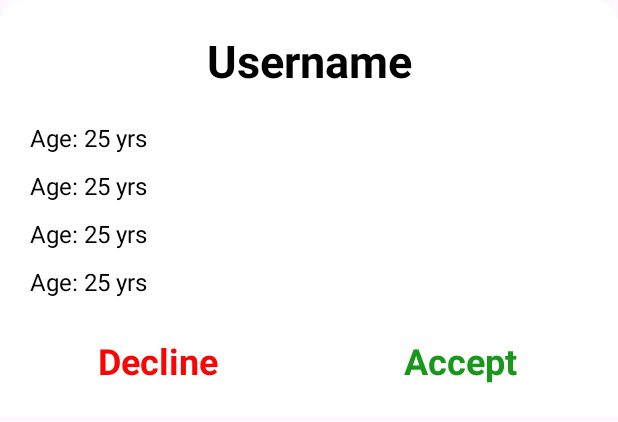
After one commit to SahilJain8872/Matrimonial-App, an Android app: the layout fragment_user_bottom_sheet.xml on its own in the app's theme, with its tools: preview values and no code run, on a phone screen of 412 x 824 dp. The commit adds this screen. Shown: the top 422 px of the screen. Run offline under Robolectric (Android 15) with nearby library versions, the phone set to English and light mode, and no system bars.

Commit message:
added bottomsheet to display more details and accept/decline

```diff
--- a/app/src/main/java/com/example/matrimonialapp/MainAdapter.kt
+++ b/app/src/main/java/com/example/matrimonialapp/MainAdapter.kt
@@ -13,7 +13,9 @@ import com.bumptech.glide.request.RequestOptions
 import com.example.matrimonialapp.network.Model
 
 
-class MainAdapter : RecyclerView.Adapter<MainAdapter.MainViewHolder>() {
+class MainAdapter(
+    val onCardClick: (user: Model.Users.Results)-> Unit
+) : RecyclerView.Adapter<MainAdapter.MainViewHolder>() {
 
     private var data: ArrayList<Model.Users.Results> = ArrayList()
 
@@ -42,7 +44,7 @@ class MainAdapter : RecyclerView.Adapter<MainAdapter.MainViewHolder>() {
         init {
             itemView.setOnClickListener {
                 if (adapterPosition == RecyclerView.NO_POSITION) return@setOnClickListener
-//                onCardlessBankSelect.invoke(data[adapterPosition])
+                onCardClick.invoke(data[adapterPosition])
             }
         }
 
--- /dev/null
+++ b/app/src/main/java/com/example/matrimonialapp/UserBottomSheet.kt
@@ -0,0 +1,43 @@
+package com.example.matrimonialapp
+
+import android.annotation.SuppressLint
+import android.os.Bundle
+import android.view.LayoutInflater
+import android.view.View
+import android.view.ViewGroup
+import android.widget.TextView
+import com.example.matrimonialapp.network.Model
+import com.google.android.material.bottomsheet.BottomSheetDialogFragment
+
+class UserBottomSheet(val users: Model.Users.Results) : BottomSheetDialogFragment() {
+
+    @SuppressLint("SetTextI18n")
+    override fun onViewCreated(view: View, savedInstanceState: Bundle?) {
+        super.onViewCreated(view, savedInstanceState)
+
+        view.findViewById<TextView>(R.id.tvUsername).apply {
+            text = "${users.name?.first ?: ""} ${users.name?.last ?: ""}"
+        }
+
+        view.findViewById<TextView>(R.id.tvAge).apply {
+            text = "Age: ${users.dob?.age}"
+        }
+        view.findViewById<TextView>(R.id.tvGender).apply {
+            text = "Gender: ${users.gender}"
+        }
+        view.findViewById<TextView>(R.id.tvAddress).apply {
+            text = "Address: ${users.location?.city ?: ""}, ${users.location?.state}, ${users.location?.country ?: ""}, ${users.location?.postcode}"
+        }
+        view.findViewById<TextView>(R.id.tvEmail).apply {
+            text = "Email: ${users.email}"
+        }
+    }
+
+    override fun onCreateView(
+        inflater: LayoutInflater, container: ViewGroup?,
+        savedInstanceState: Bundle?
+    ): View? {
+        return inflater.inflate(R.layout.fragment_user_bottom_sheet, container, false)
+    }
+
+}
--- a/app/src/main/java/com/example/matrimonialapp/activity/MainActivity.kt
+++ b/app/src/main/java/com/example/matrimonialapp/activity/MainActivity.kt
@@ -9,6 +9,8 @@ import androidx.recyclerview.widget.RecyclerView
 import com.example.matrimonialapp.MainAdapter
 import com.example.matrimonialapp.R
 import com.example.matrimonialapp.Response
+import com.example.matrimonialapp.UserBottomSheet
+import com.example.matrimonialapp.network.Model
 import com.example.matrimonialapp.viewmodel.MainViewModel
 
 class MainActivity : AppCompatActivity() {
@@ -21,7 +23,9 @@ class MainActivity : AppCompatActivity() {
         setContentView(R.layout.activity_main)
 
         viewModel = ViewModelProvider(this)[MainViewModel::class.java]
-        mainAdapter = MainAdapter()
+        mainAdapter = MainAdapter { user ->
+            showBottomSheet(user)
+        }
         findViewById<RecyclerView>(R.id.rvUsers).apply {
             layoutManager = LinearLayoutManager(this@MainActivity)
             adapter = mainAdapter
@@ -48,4 +52,7 @@ class MainActivity : AppCompatActivity() {
             }
         })
     }
+    private fun showBottomSheet(user: Model.Users.Results){
+        UserBottomSheet(user).show(supportFragmentManager, "bottom")
+    }
 }
--- /dev/null
+++ b/app/src/main/res/drawable/rounded_bottom_sheet.xml
@@ -0,0 +1,9 @@
+<?xml version="1.0" encoding="utf-8"?>
+<shape xmlns:android="http://schemas.android.com/apk/res/android"
+    android:shape="rectangle">
+    <solid android:color="@android:color/white" />
+    <corners
+        android:topLeftRadius="16dp"
+        android:topRightRadius="16dp" />
+
+</shape>
--- /dev/null
+++ b/app/src/main/res/layout/fragment_user_bottom_sheet.xml
@@ -0,0 +1,116 @@
+<?xml version="1.0" encoding="utf-8"?>
+<androidx.constraintlayout.widget.ConstraintLayout xmlns:android="http://schemas.android.com/apk/res/android"
+    xmlns:tools="http://schemas.android.com/tools"
+    android:layout_width="match_parent"
+    android:layout_height="wrap_content"
+    android:paddingTop="20dp"
+    android:paddingBottom="5dp"
+    xmlns:app="http://schemas.android.com/apk/res-auto"
+    android:background="@drawable/rounded_bottom_sheet">
+
+    <TextView
+        android:id="@+id/tvUsername"
+        android:layout_width="match_parent"
+        android:layout_height="match_parent"
+        tools:text="Username"
+        android:textSize="30sp"
+        android:textColor="@color/black"
+        android:textStyle="bold"
+        android:gravity="center"
+        android:maxLines="1"
+        android:ellipsize="end"
+        android:paddingHorizontal="16dp"
+        app:layout_constraintEnd_toEndOf="parent"
+        app:layout_constraintStart_toStartOf="parent"
+        />
+
+    <TextView
+        android:id="@+id/tvAge"
+        android:layout_width="match_parent"
+        android:layout_height="wrap_content"
+        android:layout_marginTop="20dp"
+        android:layout_marginStart="20sp"
+        android:textColor="@color/black"
+        android:textSize="16sp"
+        app:layout_constraintStart_toStartOf="parent"
+        app:layout_constraintTop_toBottomOf="@+id/tvUsername"
+        android:text="Age: 25 yrs"
+        />
+
+    <TextView
+        android:id="@+id/tvGender"
+        android:layout_width="match_parent"
+        android:layout_height="wrap_content"
+        android:layout_marginTop="10dp"
+        android:layout_marginStart="20sp"
+        android:textColor="@color/black"
+        android:textSize="16sp"
+        app:layout_constraintStart_toStartOf="parent"
+        app:layout_constraintTop_toBottomOf="@+id/tvAge"
+        android:text="Age: 25 yrs"
+        />
+
+    <TextView
+        android:id="@+id/tvAddress"
+        android:layout_width="match_parent"
+        android:layout_height="wrap_content"
+        android:layout_marginTop="10dp"
+        android:layout_marginStart="20sp"
+        android:textColor="@color/black"
+        android:textSize="16sp"
+        android:maxLines="1"
+        android:ellipsize="end"
+        app:layout_constraintStart_toStartOf="parent"
+        app:layout_constraintTop_toBottomOf="@+id/tvGender"
+        android:text="Age: 25 yrs"
+        />
+
+    <TextView
+        android:id="@+id/tvEmail"
+        android:layout_width="match_parent"
+        android:layout_height="wrap_content"
+        android:layout_marginTop="10dp"
+        android:layout_marginStart="20sp"
+        android:textColor="@color/black"
+        android:textSize="16sp"
+        app:layout_constraintStart_toStartOf="parent"
+        app:layout_constraintTop_toBottomOf="@+id/tvAddress"
+        android:text="Age: 25 yrs"
+        />
+
+    <TextView
+        android:id="@+id/tvDecline"
+        android:layout_width="0dp"
+        android:layout_height="64dp"
+        android:text="@string/decline"
+        android:textSize="24sp"
+        android:gravity="center"
+        android:layout_marginTop="10dp"
+        android:textColor="@color/red"
+        android:layout_marginStart="10dp"
+        android:layout_marginEnd="5dp"
+        android:textStyle="bold"
+        app:layout_constraintStart_toStartOf="parent"
+        app:layout_constraintEnd_toStartOf="@+id/tvAccept"
+        app:layout_constraintTop_toBottomOf="@+id/tvEmail"
+        />
+
+    <TextView
+        android:id="@+id/tvAccept"
+        android:layout_width="0dp"
+        android:layout_height="64dp"
+        android:text="@string/accept"
+        android:textSize="24sp"
+        android:gravity="center"
+        android:textColor="@color/green"
+        android:layout_marginStart="5dp"
+        android:layout_marginEnd="10dp"
+        android:layout_marginTop="10dp"
+        android:textStyle="bold"
+        app:layout_constraintTop_toBottomOf="@id/tvEmail"
+        app:layout_constraintStart_toEndOf="@+id/tvDecline"
+        app:layout_constraintEnd_toEndOf="parent"
+        />
+
+
+</androidx.constraintlayout.widget.ConstraintLayout>
--- a/app/src/main/res/layout/layout_user.xml
+++ b/app/src/main/res/layout/layout_user.xml
@@ -33,7 +33,7 @@
         android:layout_marginStart="20dp"
         android:layout_marginBottom="30dp"
         app:layout_constraintStart_toStartOf="parent"
-        app:layout_constraintBottom_toBottomOf="parent"
+        app:layout_constraintBottom_toBottomOf="@id/ivUserImage"
         android:layout_width="match_parent"
         android:layout_height="wrap_content">
 
@@ -63,12 +63,12 @@
             android:includeFontPadding="false"
             android:layout_marginTop="4dp"
             android:layout_marginStart="4dp"
+            android:maxLines="1"
+            android:ellipsize="end"
             app:layout_constraintStart_toStartOf="@id/tvUsername"
             app:layout_constraintTop_toBottomOf="@+id/tvUsername"
             tools:text="25 yrs" />
 
     </androidx.constraintlayout.widget.ConstraintLayout>
 
-
-
 </androidx.constraintlayout.widget.ConstraintLayout>
--- a/app/src/main/res/values/colors.xml
+++ b/app/src/main/res/values/colors.xml
@@ -3,4 +3,6 @@
     <color name="black">#FF000000</color>
     <color name="white">#FFFFFFFF</color>
     <color name="primary">#F82970</color>
+    <color name="green">#18981B</color>
+    <color name="red">#F80505</color>
 </resources>
--- a/app/src/main/res/values/strings.xml
+++ b/app/src/main/res/values/strings.xml
@@ -1,4 +1,8 @@
 <resources>
     <string name="app_name">MatrimonialApp</string>
     <string name="matchmate">MatchMate</string>
+    <!-- TODO: Remove or change this placeholder text -->
+    <string name="hello_blank_fragment">Hello blank fragment</string>
+    <string name="decline">Decline</string>
+    <string name="accept">Accept</string>
 </resources>
```
